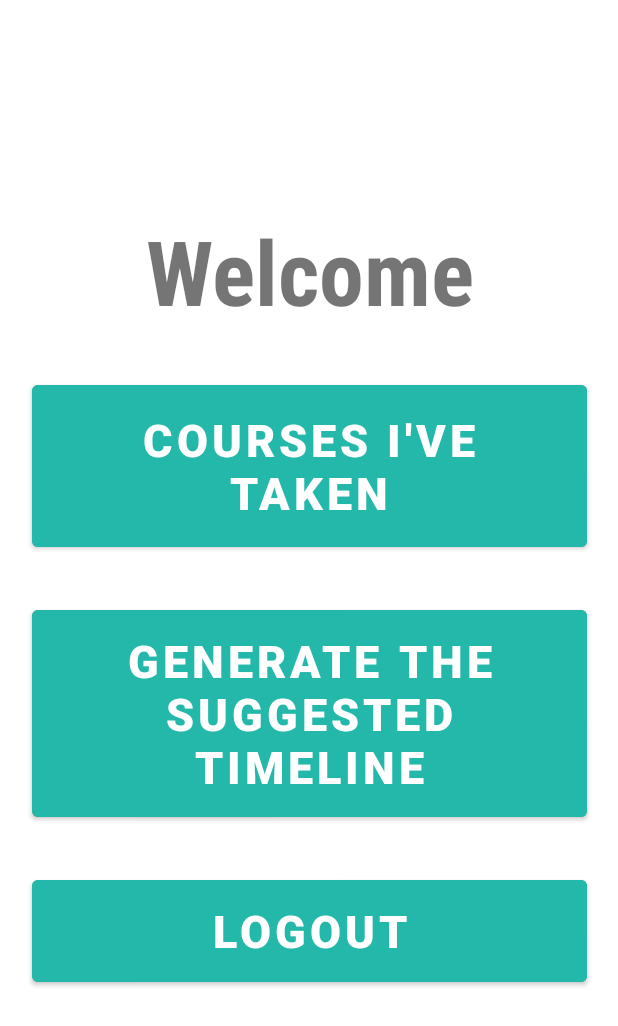
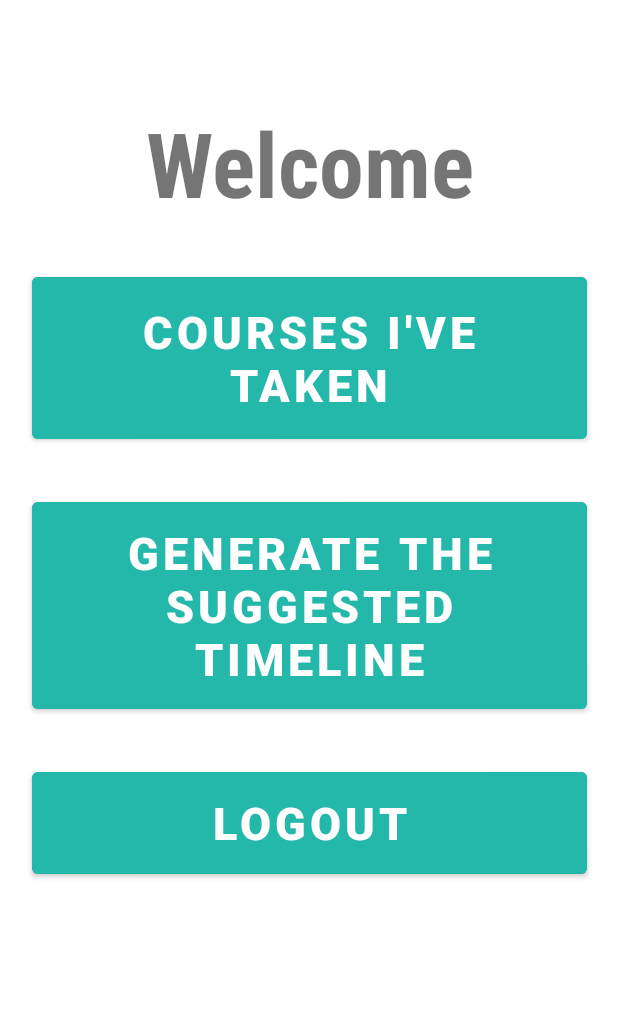
Before and after one commit to YimoShen-86/CSCB07-Project, an Android app: the StudentPg screen opened directly, with no data from a screen before it, on a phone screen of 412 x 824 dp. Shown: the top 1026 px of the screen. Run offline under Robolectric (Android 15) with nearby library versions, the phone set to English and light mode, and no system bars.

Commit message:
student ui change

```diff
--- a/app/src/main/res/layout/activity_student_pg.xml
+++ b/app/src/main/res/layout/activity_student_pg.xml
@@ -10,12 +10,13 @@
         android:id="@+id/banner"
         android:layout_width="match_parent"
         android:layout_height="wrap_content"
-        android:layout_marginTop="140dp"
+        android:layout_marginTop="68dp"
         android:fontFamily="sans-serif-condensed"
         android:text="Welcome"
         android:textAlignment="center"
         android:textSize="60sp"
         android:textStyle="bold"
+        app:layout_constraintHorizontal_bias="0.0"
         app:layout_constraintLeft_toLeftOf="parent"
         app:layout_constraintRight_toRightOf="parent"
         app:layout_constraintTop_toTopOf="parent" />
```
